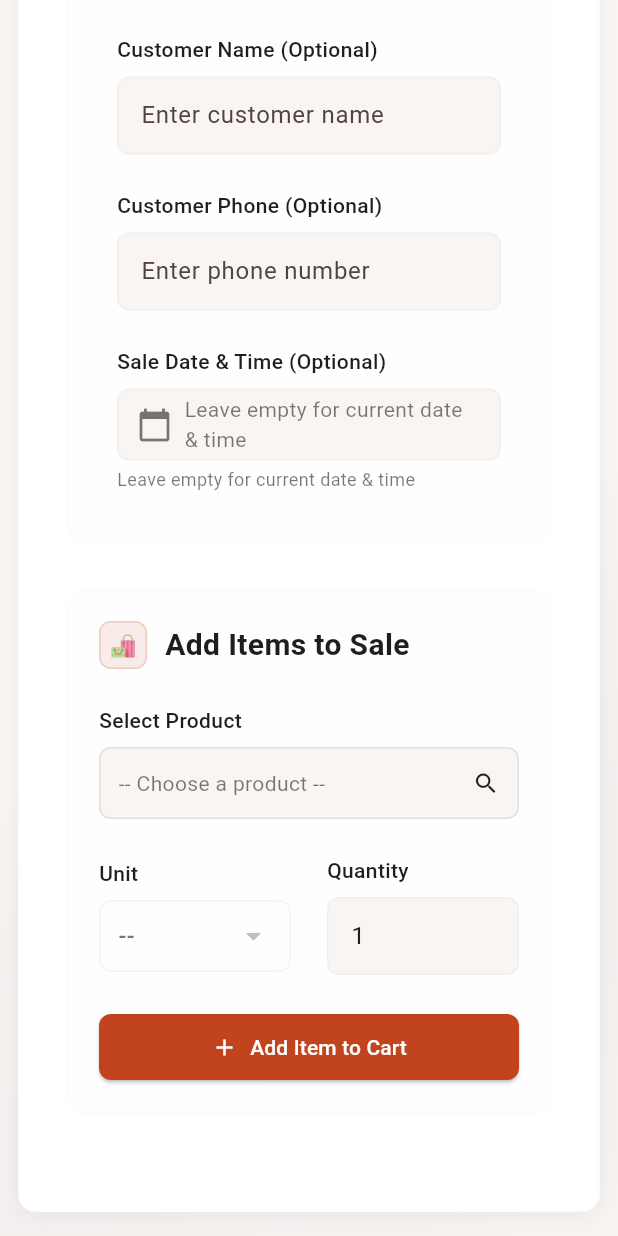
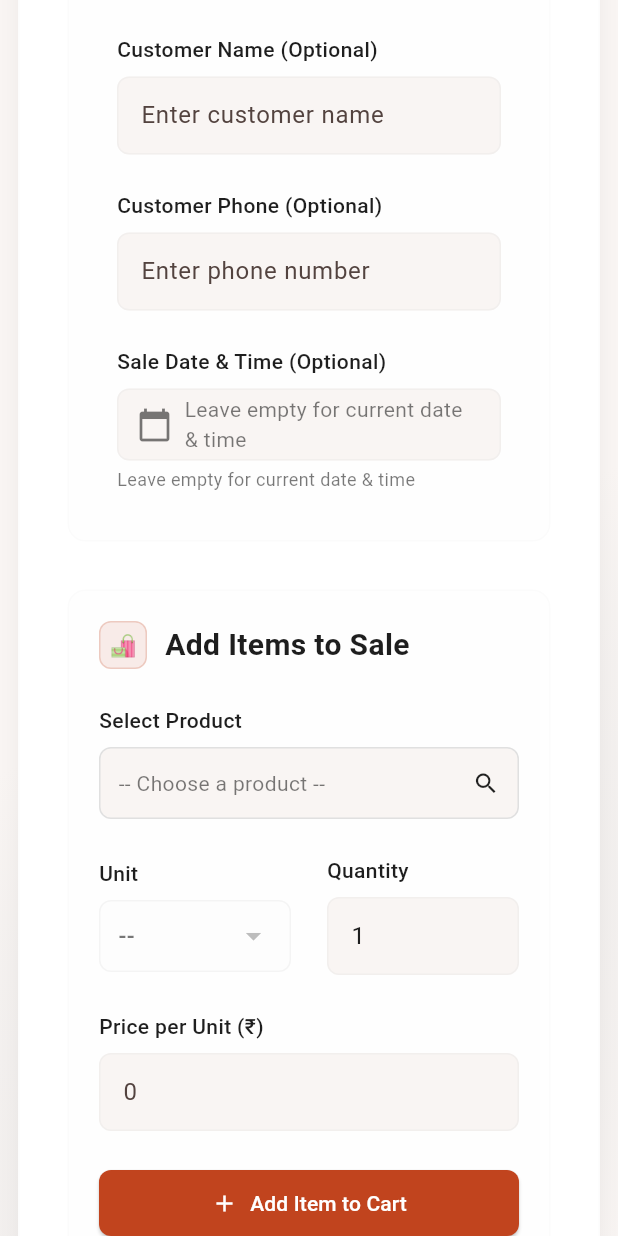
Before and after one commit to designbypradeep/raj-electricals-inventory-app, a Flutter app: the SalesPage screen opened by its route, scrolled down 536 dp, on a phone screen of 412 x 824 dp. Run offline on Flutter 3.47's test engine with Material 3 defaults, Android fonts, the phone set to English and light mode, and no system bars; our stand-ins replace cached_network_image, camera, connectivity_plus, drift, file_picker, fl_chart and 8 more; missing offline and left inert: desktop_drop, google_mlkit_barcode_scanning, google_mlkit_image_labeling, google_mlkit_object_detection, google_mlkit_text_recognition, mobile_scanner; accounts and stored records are empty; generated files the repository leaves out were written again.

Commit message:
feat(sales): allow per-item custom sale price; full-payment defaults; customer advance/ledger support

```diff
--- a/lib/pages/sales_page.dart
+++ b/lib/pages/sales_page.dart
@@ -76,6 +76,7 @@ class _SalesPageState extends State<SalesPage> {
   String _selectedUnit = '';
   int _quantity = 1;
   supabase.Product? _selectedProductObj;
+  double _pricePerUnit = 0.0;
 
   // Payment details
   double _discount = 0.0;
@@ -94,12 +95,74 @@ class _SalesPageState extends State<SalesPage> {
       TextEditingController();
   final TextEditingController _discountController = TextEditingController();
   final TextEditingController _paidNowController = TextEditingController();
+  final TextEditingController _priceController = TextEditingController();
   DateTime? _customDate;
 
   @override
   void initState() {
     super.initState();
     _loadProducts();
+  }
+
+  Widget _buildPriceField() {
+    return Column(
+      crossAxisAlignment: CrossAxisAlignment.start,
+      children: [
+        Text(
+          'Price per Unit (₹)',
+          style: TextStyle(
+            fontSize: 14,
+            fontWeight: FontWeight.w500,
+            color: Theme.of(context).textTheme.bodyLarge?.color,
+          ),
+        ),
+        const SizedBox(height: 8),
+        TextField(
+          controller: _priceController,
+          keyboardType: TextInputType.number,
+          inputFormatters: [
+            FilteringTextInputFormatter.allow(RegExp(r'^\d*\.?\d*')),
+          ],
+          onChanged: (value) {
+            setState(() {
+              _pricePerUnit = double.tryParse(value) ?? 0.0;
+            });
+          },
+          decoration: InputDecoration(
+            hintText: (_selectedProductObj?.sellingPrice ?? 0) > 0
+                ? (_selectedProductObj!.sellingPrice!.toStringAsFixed(
+                    ((_selectedProductObj!.sellingPrice! % 1 == 0) ? 0 : 2),
+                  ))
+                : '0',
+            filled: true,
+            fillColor: Theme.of(context).scaffoldBackgroundColor,
+            border: OutlineInputBorder(
+              borderRadius: BorderRadius.circular(8),
+              borderSide: BorderSide(
+                color: Theme.of(context).dividerColor.withValues(alpha: 0.3),
+              ),
+            ),
+            enabledBorder: OutlineInputBorder(
+              borderRadius: BorderRadius.circular(8),
+              borderSide: BorderSide(
+                color: Theme.of(context).dividerColor.withValues(alpha: 0.3),
+              ),
+            ),
+            focusedBorder: OutlineInputBorder(
+              borderRadius: BorderRadius.circular(8),
+              borderSide: BorderSide(
+                color: Theme.of(context).colorScheme.primary,
+                width: 2,
+              ),
+            ),
+            contentPadding: const EdgeInsets.symmetric(
+              horizontal: 12,
+              vertical: 14,
+            ),
+          ),
+        ),
+      ],
+    );
   }
 
   @override
@@ -109,6 +172,7 @@ class _SalesPageState extends State<SalesPage> {
     _transactionIdController.dispose();
     _discountController.dispose();
     _paidNowController.dispose();
+    _priceController.dispose();
     super.dispose();
   }
 
@@ -158,6 +222,14 @@ class _SalesPageState extends State<SalesPage> {
     final selectedProduct = _selectedProductForSale;
     if (selectedProduct == null) return;
 
+    if ((_pricePerUnit) <= 0) {
+      setState(() {
+        _errorMessage = 'Enter a valid price per unit.';
+      });
+      _clearErrorAfterDelay();
+      return;
+    }
+
     // Calculate stock check based on unit type
     int availableStock = selectedProduct.currentStock;
     int quantityInSingleUnits = _quantity;
@@ -197,7 +269,7 @@ class _SalesPageState extends State<SalesPage> {
               '${selectedProduct.brand ?? ''} ${selectedProduct.name} ${selectedProduct.sizeOrSpec ?? ''}'
                   .trim(),
           quantity: _quantity,
-          pricePerUnit: selectedProduct.sellingPrice ?? 0,
+          pricePerUnit: _pricePerUnit,
           unit: _selectedUnit,
         ),
       );
@@ -207,6 +279,8 @@ class _SalesPageState extends State<SalesPage> {
       _quantity = 1;
       _selectedUnit = '';
       _selectedProductObj = null;
+      _pricePerUnit = 0.0;
+      _priceController.text = '';
     });
   }
 
@@ -1194,6 +1268,8 @@ class _SalesPageState extends State<SalesPage> {
                     Expanded(child: _buildUnitDropdown()),
                     const SizedBox(width: 24),
                     Expanded(child: _buildQuantityField()),
+                    const SizedBox(width: 24),
+                    Expanded(child: _buildPriceField()),
                   ],
                 );
               } else {
@@ -1209,6 +1285,8 @@ class _SalesPageState extends State<SalesPage> {
                         Expanded(child: _buildQuantityField()),
                       ],
                     ),
+                    const SizedBox(height: 24),
+                    _buildPriceField(),
                   ],
                 );
               }
@@ -1329,8 +1407,16 @@ class _SalesPageState extends State<SalesPage> {
               _selectedProductId = p?.id;
               if (p != null) {
                 _selectedUnit = p.unitTypeSingle ?? '';
+                _pricePerUnit = p.sellingPrice ?? 0.0;
+                _priceController.text = (_pricePerUnit == 0)
+                    ? ''
+                    : _pricePerUnit.toStringAsFixed(
+                        (_pricePerUnit % 1 == 0) ? 0 : 2,
+                      );
               } else {
                 _selectedUnit = '';
+                _pricePerUnit = 0.0;
+                _priceController.text = '';
               }
             });
           },
```
